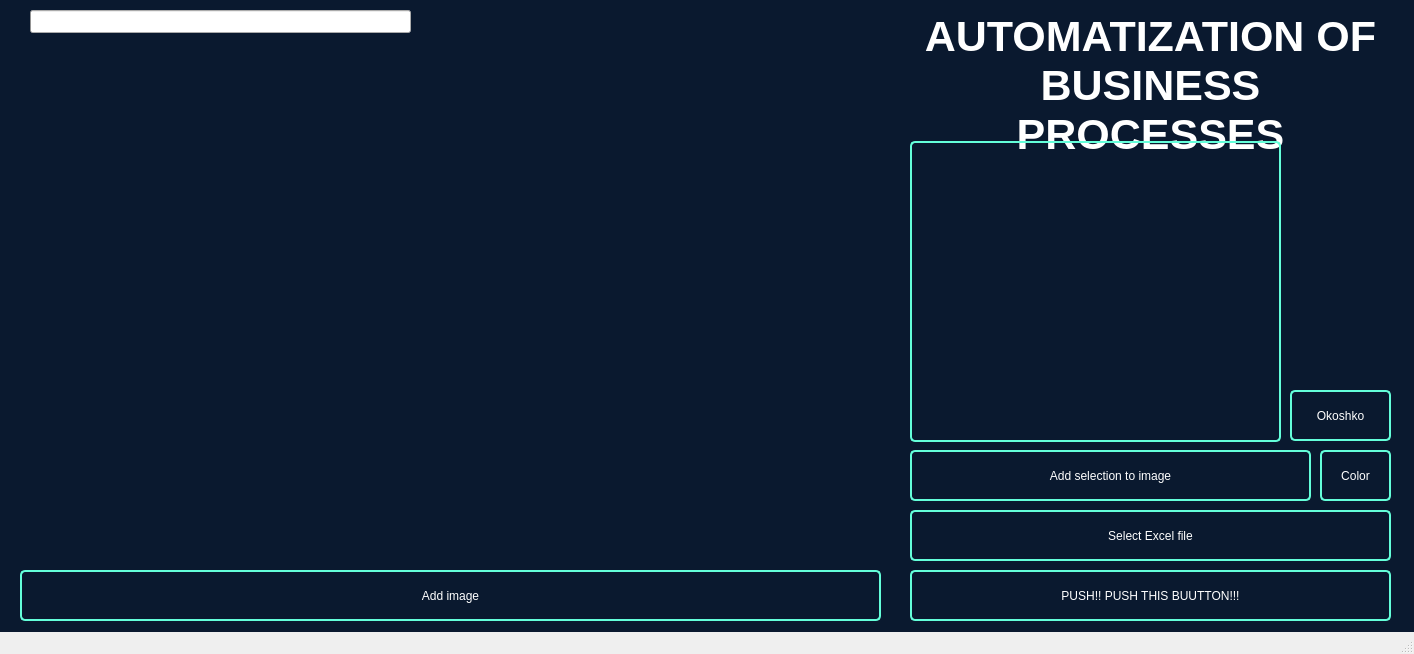
Before: the Qt Designer form Main.ui in CyberBro9/aobp, drawn with Qt 5.
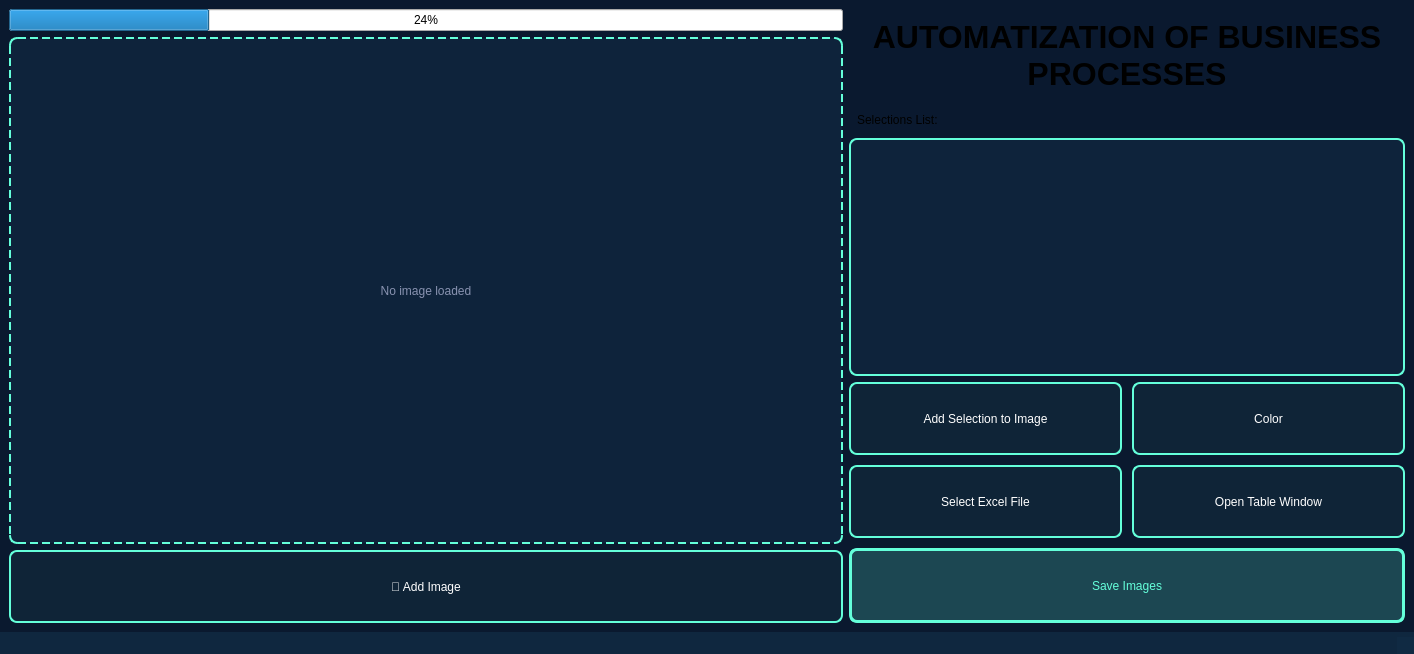
After: the same form once the commit is applied. Icons and pictures are not drawn.

Commit message:
Nepriyatnost na bortu
kakaleshke

The edit to the form file:
```diff
--- a/Main.ui
+++ b/Main.ui
@@ -11,7 +11,7 @@
    </rect>
   </property>
   <property name="sizePolicy">
-   <sizepolicy hsizetype="Fixed" vsizetype="Fixed">
+   <sizepolicy hsizetype="Preferred" vsizetype="Preferred">
     <horstretch>0</horstretch>
     <verstretch>0</verstretch>
    </sizepolicy>
@@ -21,84 +21,113 @@
   </property>
   <property name="styleSheet">
    <string notr="true">
-QPushButton {
-	border: 2px  solid rgb(100, 255, 218) ;
-	background-color: transparent;
-	border-radius: 5px;
-	padding: 10px 10px;
-	color: rgb(255, 255, 255);
-	font: 12pt &quot;Yu Gothic UIl&quot;;
-}
-#centralwidget {
-	background-color: #0a192f}
+        QMainWindow {
+        background-color: #0a192f;
+        }
+        QPushButton {
+        border: 2px solid rgb(100, 255, 218);
+        background-color: rgba(100, 255, 218, 0.05);
+        border-radius: 8px;
+        padding: 12px 20px;
+        color: rgb(255, 255, 255);
+        font: bold 12pt &quot;Yu Gothic UI&quot;;
+        min-height: 45px;
+        }
+        QPushButton:hover {
+        background-color: rgba(100, 255, 218, 0.15);
+        }
+        QPushButton:pressed {
+        background-color: rgba(100, 255, 218, 0.2);
+        }
+        QListWidget {
+        border: 2px solid rgb(100, 255, 218);
+        background-color: rgba(16, 42, 67, 0.6);
+        border-radius: 8px;
+        color: rgb(255, 255, 255);
+        font: 11pt &quot;Yu Gothic UI&quot;;
+        padding: 5px;
+        }
+        QListWidget::item {
+        padding: 8px;
+        margin: 2px;
+        border-radius: 4px;
+        }
+        QListWidget::item:selected {
+        background-color: rgba(100, 255, 218, 0.3);
+        }
+        QLabel#ImageLabel {
+        border: 2px dashed rgb(100, 255, 218);
+        border-radius: 8px;
+        background-color: rgba(16, 42, 67, 0.6);
+        }
 </string>
   </property>
   <widget class="QWidget" name="centralwidget">
-   <widget class="QPushButton" name="addSelections">
-    <property name="geometry">
-     <rect>
-      <x>910</x>
-      <y>450</y>
-      <width>401</width>
-      <height>51</height>
-     </rect>
-    </property>
-    <property name="locale">
-     <locale language="English" country="UnitedStates"/>
-    </property>
+   <property name="styleSheet">
+    <string notr="true"/>
+   </property>
+   <layout class="QHBoxLayout" name="mainLayout" stretch="3,2">
+    <item>
+     <layout class="QVBoxLayout" name="leftPanel">
+      <item>
+       <widget class="QProgressBar" name="progressBar">
+        <property name="value">
+         <number>24</number>
+        </property>
+       </widget>
+      </item>
+      <item>
+       <widget class="QLabel" name="ImageLabel">
+        <property name="minimumSize">
+         <size>
+          <width>500</width>
+          <height>400</height>
+         </size>
+        </property>
+        <property name="styleSheet">
+         <string notr="true">color: #8892b0; font: 14pt &quot;Yu Gothic UI&quot;;</string>
+        </property>
     <property name="text">
-     <string>Add selection to image</string>
-    </property>
-   </widget>
+         <string>No image loaded</string>
+        </property>
+        <property name="alignment">
+         <set>Qt::AlignmentFlag::AlignCenter</set>
+        </property>
+       </widget>
+      </item>
+      <item>
+       <widget class="QPushButton" name="addImage">
+        <property name="text">
+         <string>📁 Add Image</string>
+        </property>
+        <property name="icon">
+         <iconset>
+          <normaloff>.</normaloff>.</iconset>
+        </property>
+       </widget>
+      </item>
+     </layout>
+    </item>
+    <item>
+     <layout class="QVBoxLayout" name="rightPanel">
+      <item>
    <widget class="QLabel" name="label">
-    <property name="geometry">
-     <rect>
-      <x>920</x>
-      <y>0</y>
-      <width>461</width>
-      <height>171</height>
-     </rect>
-    </property>
     <property name="font">
      <font>
       <family>Yu Gothic UI</family>
-      <pointsize>32</pointsize>
+          <pointsize>24</pointsize>
       <italic>false</italic>
       <bold>true</bold>
      </font>
     </property>
-    <property name="toolTip">
-     <string>Неприятность на борту</string>
-    </property>
-    <property name="toolTipDuration">
-     <number>1</number>
-    </property>
-    <property name="statusTip">
-     <string/>
-    </property>
-    <property name="autoFillBackground">
-     <bool>false</bool>
-    </property>
     <property name="styleSheet">
-     <string notr="true">QLabel {
-	
-	
-	
-	;
-	font: 700 32pt &quot;Yu Gothic UI&quot;;
-}</string>
-    </property>
-    <property name="lineWidth">
-     <number>1</number>
+         <string notr="true">font: bold 24pt &quot;Yu Gothic UI&quot;; padding: 10px;</string>
     </property>
     <property name="text">
-     <string>&lt;html&gt;&lt;head/&gt;&lt;body&gt;&lt;p&gt;&lt;span style=&quot; color:#ffffff;&quot;&gt;AUTOMATIZATION OF BUSINESS PROCESSES&lt;/span&gt;&lt;/p&gt;&lt;/body&gt;&lt;/html&gt;</string>
+         <string>AUTOMATIZATION OF BUSINESS PROCESSES</string>
     </property>
     <property name="textFormat">
-     <enum>Qt::TextFormat::RichText</enum>
-    </property>
-    <property name="scaledContents">
-     <bool>true</bool>
+         <enum>Qt::TextFormat::PlainText</enum>
     </property>
     <property name="alignment">
      <set>Qt::AlignmentFlag::AlignCenter</set>
@@ -107,154 +136,76 @@
      <bool>true</bool>
     </property>
    </widget>
-   <widget class="QPushButton" name="selectExcel">
-    <property name="geometry">
-     <rect>
-      <x>910</x>
-      <y>510</y>
-      <width>481</width>
-      <height>51</height>
-     </rect>
-    </property>
-    <property name="locale">
-     <locale language="English" country="UnitedStates"/>
-    </property>
+      </item>
+      <item>
+       <widget class="QLabel" name="selectionsLabel">
+        <property name="styleSheet">
+         <string notr="true">font: bold 14pt &quot;Yu Gothic UI&quot;; padding: 5px;</string>
+        </property>
     <property name="text">
-     <string>Select Excel file</string>
-    </property>
-   </widget>
-   <widget class="QPushButton" name="saveImages">
-    <property name="geometry">
-     <rect>
-      <x>910</x>
-      <y>570</y>
-      <width>481</width>
-      <height>51</height>
-     </rect>
-    </property>
-    <property name="locale">
-     <locale language="English" country="UnitedStates"/>
-    </property>
+         <string>Selections List:</string>
+        </property>
+       </widget>
+      </item>
+      <item>
+       <widget class="QListWidget" name="selections"/>
+      </item>
+      <item>
+       <layout class="QGridLayout" name="controlsGrid">
+        <property name="spacing">
+         <number>10</number>
+        </property>
+        <item row="0" column="0">
+         <widget class="QPushButton" name="addSelections">
     <property name="text">
-     <string>PUSH!! PUSH THIS BUUTTON!!!</string>
-    </property>
-   </widget>
-   <widget class="QPushButton" name="addImage">
-    <property name="geometry">
-     <rect>
-      <x>20</x>
-      <y>570</y>
-      <width>861</width>
-      <height>51</height>
-     </rect>
-    </property>
-    <property name="locale">
-     <locale language="English" country="UnitedStates"/>
-    </property>
-    <property name="text">
-     <string>Add image</string>
-    </property>
-   </widget>
-   <widget class="QLabel" name="ImageLabel">
-    <property name="geometry">
-     <rect>
-      <x>18</x>
-      <y>15</y>
-      <width>861</width>
-      <height>541</height>
-     </rect>
-    </property>
-    <property name="text">
-     <string/>
-    </property>
-    <property name="scaledContents">
-     <bool>false</bool>
-    </property>
-   </widget>
-   <widget class="QLabel" name="label_2">
-    <property name="geometry">
-     <rect>
-      <x>1300</x>
-      <y>810</y>
-      <width>121</width>
-      <height>41</height>
-     </rect>
-    </property>
-    <property name="text">
-     <string>&lt;html&gt;&lt;head/&gt;&lt;body&gt;&lt;p&gt;&lt;span style=&quot; color:#000000;&quot;&gt;Я ненавижу это говно&lt;/span&gt;&lt;/p&gt;&lt;/body&gt;&lt;/html&gt;</string>
-    </property>
-   </widget>
+           <string>Add Selection to Image</string>
+          </property>
+         </widget>
+        </item>
+        <item row="0" column="1">
    <widget class="QPushButton" name="selectColor">
-    <property name="geometry">
-     <rect>
-      <x>1320</x>
-      <y>450</y>
-      <width>71</width>
-      <height>51</height>
-     </rect>
-    </property>
-    <property name="locale">
-     <locale language="English" country="UnitedStates"/>
-    </property>
     <property name="text">
      <string>Color</string>
     </property>
    </widget>
+        </item>
+        <item row="1" column="0">
+         <widget class="QPushButton" name="selectExcel">
+          <property name="text">
+           <string>Select Excel File</string>
+          </property>
+         </widget>
+        </item>
+        <item row="1" column="1">
    <widget class="QPushButton" name="openTableDialog">
-    <property name="geometry">
-     <rect>
-      <x>1290</x>
-      <y>390</y>
-      <width>101</width>
-      <height>51</height>
-     </rect>
-    </property>
-    <property name="locale">
-     <locale language="English" country="UnitedStates"/>
-    </property>
     <property name="text">
-     <string>Okoshko</string>
-    </property>
-   </widget>
-   <widget class="QListWidget" name="selections">
-    <property name="geometry">
-     <rect>
-      <x>910</x>
-      <y>141</y>
-      <width>371</width>
-      <height>301</height>
-     </rect>
-    </property>
+           <string>Open Table Window</string>
+          </property>
+         </widget>
+        </item>
+        <item row="2" column="0" colspan="2">
+         <widget class="QPushButton" name="saveImages">
     <property name="styleSheet">
-     <string notr="true">border: 2px  solid rgb(100, 255, 218) ;
-	background-color: transparent;
-	border-radius: 5px;
-	padding: 10px 10px;
-	color: rgb(255, 255, 255);
-	font: 12pt &quot;Yu Gothic UIl&quot;;</string>
-    </property>
-   </widget>
-   <widget class="QProgressBar" name="progressBar">
-    <property name="geometry">
-     <rect>
-      <x>30</x>
-      <y>10</y>
-      <width>381</width>
-      <height>23</height>
-     </rect>
-    </property>
-    <property name="value">
-     <number>0</number>
-    </property>
-    <property name="textVisible">
-     <bool>false</bool>
-    </property>
-   </widget>
+           <string notr="true">background-color: rgba(100, 255, 218, 0.2); border: 3px solid rgb(100, 255, 218); font: bold 14pt &quot;Yu Gothic UI&quot;; color: #64ffda;</string>
+          </property>
+          <property name="text">
+           <string>Save Images</string>
+          </property>
+         </widget>
+        </item>
+       </layout>
+      </item>
+     </layout>
+    </item>
+   </layout>
   </widget>
   <widget class="QStatusBar" name="statusbar">
    <property name="enabled">
     <bool>true</bool>
    </property>
+   <property name="styleSheet">
+    <string notr="true">color: #64ffda; background-color: rgba(16, 42, 67, 0.8);</string>
+   </property>
   </widget>
  </widget>
  <resources/>
```
Left out of the diff: 4 changed lines with no effect on the pictures. Lines whose indentation alone changed are shown as unchanged. The commit also changes 1 other file.
